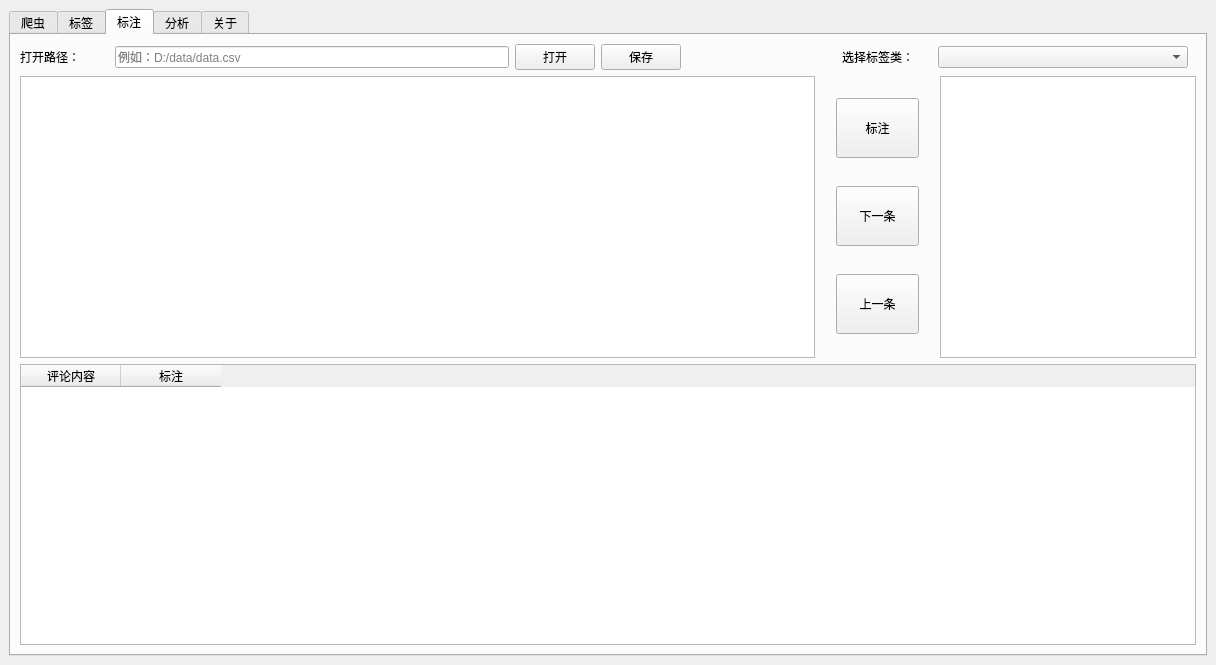
Above: code/MainUI.ui from Group-9-homwork/HomeWork before the change. Below: the same form after it.
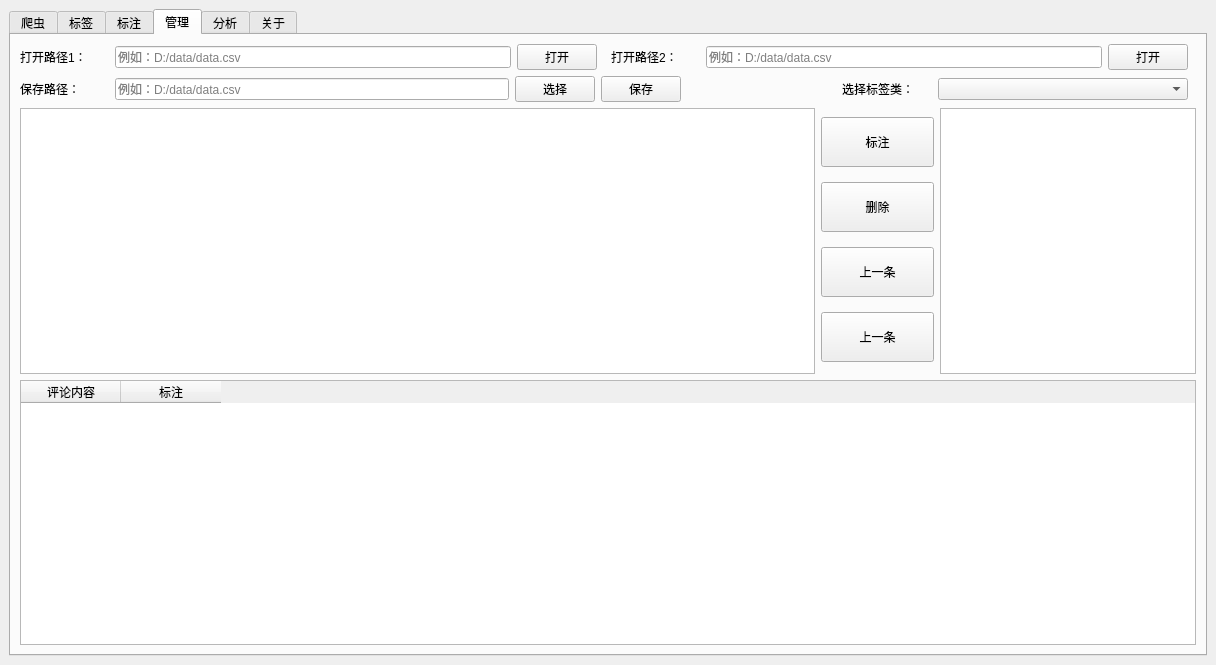
That is the form after the change.

What changed in the file:
```diff
--- a/code/MainUI.ui
+++ b/code/MainUI.ui
@@ -18,7 +18,7 @@
     <item>
      <widget class="QTabWidget" name="tabWidget">
       <property name="currentIndex">
-       <number>2</number>
+       <number>3</number>
       </property>
       <property name="iconSize">
        <size>
@@ -539,6 +539,440 @@
         </item>
        </layout>
       </widget>
+      <widget class="QWidget" name="tab">
+       <attribute name="title">
+        <string>管理</string>
+       </attribute>
+       <layout class="QVBoxLayout" name="verticalLayout_6">
+        <item>
+         <layout class="QVBoxLayout" name="verticalLayout_5">
+          <item>
+           <layout class="QHBoxLayout" name="horizontalLayout_4">
+            <item>
+             <layout class="QHBoxLayout" name="ann_hL_4">
+              <property name="spacing">
+               <number>6</number>
+              </property>
+              <property name="rightMargin">
+               <number>8</number>
+              </property>
+              <item>
+               <widget class="QLabel" name="ann_l_path_3">
+                <property name="sizePolicy">
+                 <sizepolicy hsizetype="Fixed" vsizetype="Preferred">
+                  <horstretch>10</horstretch>
+                  <verstretch>0</verstretch>
+                 </sizepolicy>
+                </property>
+                <property name="minimumSize">
+                 <size>
+                  <width>89</width>
+                  <height>0</height>
+                 </size>
+                </property>
+                <property name="text">
+                 <string>打开路径1：</string>
+                </property>
+               </widget>
+              </item>
+              <item>
+               <widget class="QLineEdit" name="remark_lE_path_3">
+                <property name="sizePolicy">
+                 <sizepolicy hsizetype="Minimum" vsizetype="Fixed">
+                  <horstretch>10</horstretch>
+                  <verstretch>0</verstretch>
+                 </sizepolicy>
+                </property>
+                <property name="minimumSize">
+                 <size>
+                  <width>140</width>
+                  <height>0</height>
+                 </size>
+                </property>
+                <property name="maximumSize">
+                 <size>
+                  <width>16777211</width>
+                  <height>16777215</height>
+                 </size>
+                </property>
+                <property name="placeholderText">
+                 <string>例如：D:/data/data.csv</string>
+                </property>
+               </widget>
+              </item>
+              <item>
+               <widget class="QPushButton" name="remark_pB_open_3">
+                <property name="sizePolicy">
+                 <sizepolicy hsizetype="Fixed" vsizetype="Fixed">
+                  <horstretch>1</horstretch>
+                  <verstretch>0</verstretch>
+                 </sizepolicy>
+                </property>
+                <property name="minimumSize">
+                 <size>
+                  <width>0</width>
+                  <height>0</height>
+                 </size>
+                </property>
+                <property name="text">
+                 <string>打开</string>
+                </property>
+               </widget>
+              </item>
+             </layout>
+            </item>
+            <item>
+             <layout class="QHBoxLayout" name="ann_hL_5">
+              <property name="spacing">
+               <number>6</number>
+              </property>
+              <property name="rightMargin">
+               <number>8</number>
+              </property>
+              <item>
+               <widget class="QLabel" name="ann_l_path_4">
+                <property name="sizePolicy">
+                 <sizepolicy hsizetype="Fixed" vsizetype="Preferred">
+                  <horstretch>10</horstretch>
+                  <verstretch>0</verstretch>
+                 </sizepolicy>
+                </property>
+                <property name="minimumSize">
+                 <size>
+                  <width>89</width>
+                  <height>0</height>
+                 </size>
+                </property>
+                <property name="text">
+                 <string>打开路径2：</string>
+                </property>
+               </widget>
+              </item>
+              <item>
+               <widget class="QLineEdit" name="remark_lE_path_4">
+                <property name="sizePolicy">
+                 <sizepolicy hsizetype="Minimum" vsizetype="Fixed">
+                  <horstretch>10</horstretch>
+                  <verstretch>0</verstretch>
+                 </sizepolicy>
+                </property>
+                <property name="minimumSize">
+                 <size>
+                  <width>140</width>
+                  <height>0</height>
+                 </size>
+                </property>
+                <property name="maximumSize">
+                 <size>
+                  <width>16777211</width>
+                  <height>16777215</height>
+                 </size>
+                </property>
+                <property name="placeholderText">
+                 <string>例如：D:/data/data.csv</string>
+                </property>
+               </widget>
+              </item>
+              <item>
+               <widget class="QPushButton" name="remark_pB_open_4">
+                <property name="sizePolicy">
+                 <sizepolicy hsizetype="Fixed" vsizetype="Fixed">
+                  <horstretch>1</horstretch>
+                  <verstretch>0</verstretch>
+                 </sizepolicy>
+                </property>
+                <property name="minimumSize">
+                 <size>
+                  <width>0</width>
+                  <height>0</height>
+                 </size>
+                </property>
+                <property name="text">
+                 <string>打开</string>
+                </property>
+               </widget>
+              </item>
+             </layout>
+            </item>
+           </layout>
+          </item>
+          <item>
+           <layout class="QHBoxLayout" name="ann_hL_3">
+            <property name="spacing">
+             <number>6</number>
+            </property>
+            <property name="rightMargin">
+             <number>8</number>
+            </property>
+            <item>
+             <widget class="QLabel" name="ann_l_path_2">
+              <property name="sizePolicy">
+               <sizepolicy hsizetype="Fixed" vsizetype="Preferred">
+                <horstretch>10</horstretch>
+                <verstretch>0</verstretch>
+               </sizepolicy>
+              </property>
+              <property name="minimumSize">
+               <size>
+                <width>89</width>
+                <height>0</height>
+               </size>
+              </property>
+              <property name="text">
+               <string>保存路径：</string>
+              </property>
+             </widget>
+            </item>
+            <item>
+             <widget class="QLineEdit" name="remark_lE_path_2">
+              <property name="sizePolicy">
+               <sizepolicy hsizetype="Minimum" vsizetype="Fixed">
+                <horstretch>10</horstretch>
+                <verstretch>0</verstretch>
+               </sizepolicy>
+              </property>
+              <property name="minimumSize">
+               <size>
+                <width>140</width>
+                <height>0</height>
+               </size>
+              </property>
+              <property name="maximumSize">
+               <size>
+                <width>16777211</width>
+                <height>16777215</height>
+               </size>
+              </property>
+              <property name="placeholderText">
+               <string>例如：D:/data/data.csv</string>
+              </property>
+             </widget>
+            </item>
+            <item>
+             <widget class="QPushButton" name="remark_pB_open_2">
+              <property name="sizePolicy">
+               <sizepolicy hsizetype="Fixed" vsizetype="Fixed">
+                <horstretch>1</horstretch>
+                <verstretch>0</verstretch>
+               </sizepolicy>
+              </property>
+              <property name="minimumSize">
+               <size>
+                <width>0</width>
+                <height>0</height>
+               </size>
+              </property>
+              <property name="text">
+               <string>选择</string>
+              </property>
+             </widget>
+            </item>
+            <item>
+             <widget class="QPushButton" name="remark_pB_save_2">
+              <property name="sizePolicy">
+               <sizepolicy hsizetype="Fixed" vsizetype="Fixed">
+                <horstretch>1</horstretch>
+                <verstretch>0</verstretch>
+               </sizepolicy>
+              </property>
+              <property name="text">
+               <string>保存</string>
+              </property>
+             </widget>
+            </item>
+            <item>
+             <spacer name="horizontalSpacer_2">
+              <property name="orientation">
+               <enum>Qt::Horizontal</enum>
+              </property>
+              <property name="sizeType">
+               <enum>QSizePolicy::Fixed</enum>
+              </property>
+              <property name="sizeHint" stdset="0">
+               <size>
+                <width>155</width>
+                <height>20</height>
+               </size>
+              </property>
+             </spacer>
+            </item>
+            <item>
+             <widget class="QLabel" name="ann_l_class_2">
+              <property name="sizePolicy">
+               <sizepolicy hsizetype="Expanding" vsizetype="Preferred">
+                <horstretch>1</horstretch>
+                <verstretch>0</verstretch>
+               </sizepolicy>
+              </property>
+              <property name="minimumSize">
+               <size>
+                <width>90</width>
+                <height>0</height>
+               </size>
+              </property>
+              <property name="text">
+               <string>选择标签类：</string>
+              </property>
+             </widget>
+            </item>
+            <item>
+             <widget class="QComboBox" name="remark_cB_class_2">
+              <property name="sizePolicy">
+               <sizepolicy hsizetype="Expanding" vsizetype="Fixed">
+                <horstretch>1</horstretch>
+                <verstretch>0</verstretch>
+               </sizepolicy>
+              </property>
+              <property name="minimumSize">
+               <size>
+                <width>250</width>
+                <height>0</height>
+               </size>
+              </property>
+             </widget>
+            </item>
+           </layout>
+          </item>
+          <item>
+           <layout class="QHBoxLayout" name="horizontalLayout_5">
+            <item>
+             <widget class="QListWidget" name="remark_lW_message_2">
+              <property name="sizePolicy">
+               <sizepolicy hsizetype="Fixed" vsizetype="Expanding">
+                <horstretch>0</horstretch>
+                <verstretch>0</verstretch>
+               </sizepolicy>
+              </property>
+              <property name="minimumSize">
+               <size>
+                <width>795</width>
+                <height>0</height>
+               </size>
+              </property>
+             </widget>
+            </item>
+            <item>
+             <layout class="QVBoxLayout" name="verticalLayout_4">
+              <item>
+               <widget class="QPushButton" name="ann_pB_yes_2">
+                <property name="sizePolicy">
+                 <sizepolicy hsizetype="Ignored" vsizetype="Fixed">
+                  <horstretch>0</horstretch>
+                  <verstretch>0</verstretch>
+                 </sizepolicy>
+                </property>
+                <property name="minimumSize">
+                 <size>
+                  <width>60</width>
+                  <height>50</height>
+                 </size>
+                </property>
+                <property name="text">
+                 <string>标注</string>
+                </property>
+                <property name="iconSize">
+                 <size>
+                  <width>10</width>
+                  <height>10</height>
+                 </size>
+                </property>
+               </widget>
+              </item>
+              <item>
+               <widget class="QPushButton" name="ann_pB_next_2">
+                <property name="sizePolicy">
+                 <sizepolicy hsizetype="Ignored" vsizetype="Fixed">
+                  <horstretch>0</horstretch>
+                  <verstretch>0</verstretch>
+                 </sizepolicy>
+                </property>
+                <property name="minimumSize">
+                 <size>
+                  <width>50</width>
+                  <height>50</height>
+                 </size>
+                </property>
+                <property name="text">
+                 <string>删除</string>
+                </property>
+               </widget>
+              </item>
+              <item>
+               <widget class="QPushButton" name="ann_pB_pre_2">
+                <property name="sizePolicy">
+                 <sizepolicy hsizetype="Ignored" vsizetype="Fixed">
+                  <horstretch>0</horstretch>
+                  <verstretch>0</verstretch>
+                 </sizepolicy>
+                </property>
+                <property name="minimumSize">
+                 <size>
+                  <width>50</width>
+                  <height>50</height>
+                 </size>
+                </property>
+                <property name="text">
+                 <string>上一条</string>
+                </property>
+               </widget>
+              </item>
+              <item>
+               <widget class="QPushButton" name="ann_pB_pre_3">
+                <property name="sizePolicy">
+                 <sizepolicy hsizetype="Ignored" vsizetype="Fixed">
+                  <horstretch>0</horstretch>
+                  <verstretch>0</verstretch>
+                 </sizepolicy>
+                </property>
+                <property name="minimumSize">
+                 <size>
+                  <width>50</width>
+                  <height>50</height>
+                 </size>
+                </property>
+                <property name="text">
+                 <string>上一条</string>
+                </property>
+               </widget>
+              </item>
+             </layout>
+            </item>
+            <item>
+             <widget class="QListWidget" name="remark_lW_label_2">
+              <property name="sizePolicy">
+               <sizepolicy hsizetype="Fixed" vsizetype="Expanding">
+                <horstretch>0</horstretch>
+                <verstretch>0</verstretch>
+               </sizepolicy>
+              </property>
+              <property name="minimumSize">
+               <size>
+                <width>125</width>
+                <height>0</height>
+               </size>
+              </property>
+             </widget>
+            </item>
+           </layout>
+          </item>
+          <item>
+           <widget class="QTableWidget" name="remark_lW_list_2">
+            <column>
+             <property name="text">
+              <string>评论内容</string>
+             </property>
+            </column>
+            <column>
+             <property name="text">
+              <string>标注</string>
+             </property>
+            </column>
+           </widget>
+          </item>
+         </layout>
+        </item>
+       </layout>
+      </widget>
       <widget class="QWidget" name="analyze">
        <attribute name="title">
         <string>分析</string>
```
Left out of the diff: 13 changed lines with no effect on the pictures.
